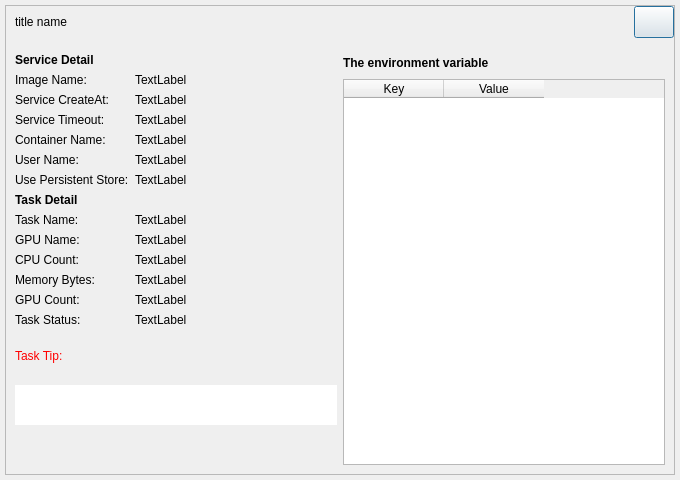
Before: the Qt Designer form src/qt/forms/servicedetail.ui in MassGrid/MassGrid, drawn with Qt 5.
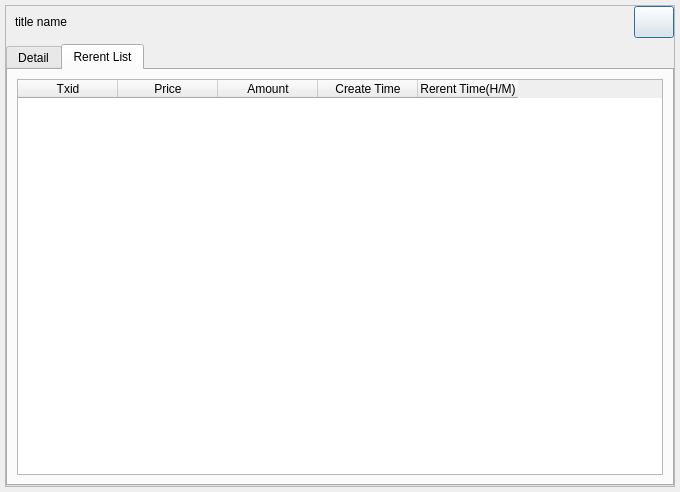
After: the same form once the commit is applied.

Commit message: update rerent service and fix order detail list

Diff of the .ui file:
```diff
--- a/src/qt/forms/servicedetail.ui
+++ b/src/qt/forms/servicedetail.ui
@@ -7,7 +7,7 @@
     <x>0</x>
     <y>0</y>
     <width>680</width>
-    <height>480</height>
+    <height>492</height>
    </rect>
   </property>
   <property name="windowTitle">
@@ -129,6 +129,28 @@
             <number>0</number>
            </property>
            <item row="0" column="0">
+            <widget class="QTabWidget" name="tabWidget">
+             <property name="currentIndex">
+              <number>1</number>
+             </property>
+             <widget class="QWidget" name="tab">
+              <attribute name="title">
+               <string>Detail</string>
+              </attribute>
+              <layout class="QGridLayout" name="gridLayout_4">
+               <property name="leftMargin">
+                <number>0</number>
+               </property>
+               <property name="topMargin">
+                <number>0</number>
+               </property>
+               <property name="rightMargin">
+                <number>0</number>
+               </property>
+               <property name="bottomMargin">
+                <number>0</number>
+               </property>
+               <item row="0" column="0">
             <widget class="QFrame" name="frame">
              <property name="styleSheet">
               <string notr="true">QFrame#frame{
@@ -527,6 +549,46 @@
                </layout>
               </item>
              </layout>
+                </widget>
+               </item>
+              </layout>
+             </widget>
+             <widget class="QWidget" name="tab_2">
+              <attribute name="title">
+               <string>Rerent List</string>
+              </attribute>
+              <layout class="QGridLayout" name="gridLayout_5">
+               <item row="0" column="0">
+                <widget class="QTableWidget" name="reletTableWidget">
+                 <column>
+                  <property name="text">
+                   <string>Txid</string>
+                  </property>
+                 </column>
+                 <column>
+                  <property name="text">
+                   <string>Price</string>
+                  </property>
+                 </column>
+                 <column>
+                  <property name="text">
+                   <string>Amount</string>
+                  </property>
+                 </column>
+                 <column>
+                  <property name="text">
+                   <string>Create Time</string>
+                  </property>
+                 </column>
+                 <column>
+                  <property name="text">
+                   <string>Rerent Time(H/M)</string>
+                  </property>
+                 </column>
+                </widget>
+               </item>
+              </layout>
+             </widget>
             </widget>
            </item>
           </layout>
```
Lines whose indentation alone changed are shown as unchanged. The commit also changes 24 other files.
